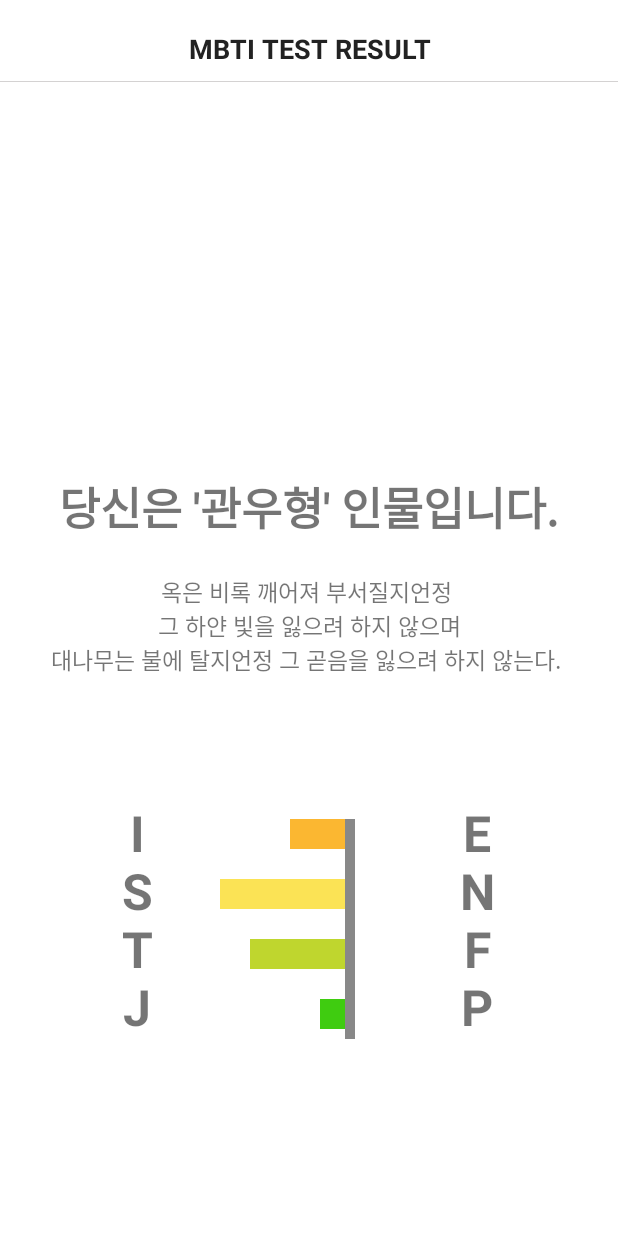
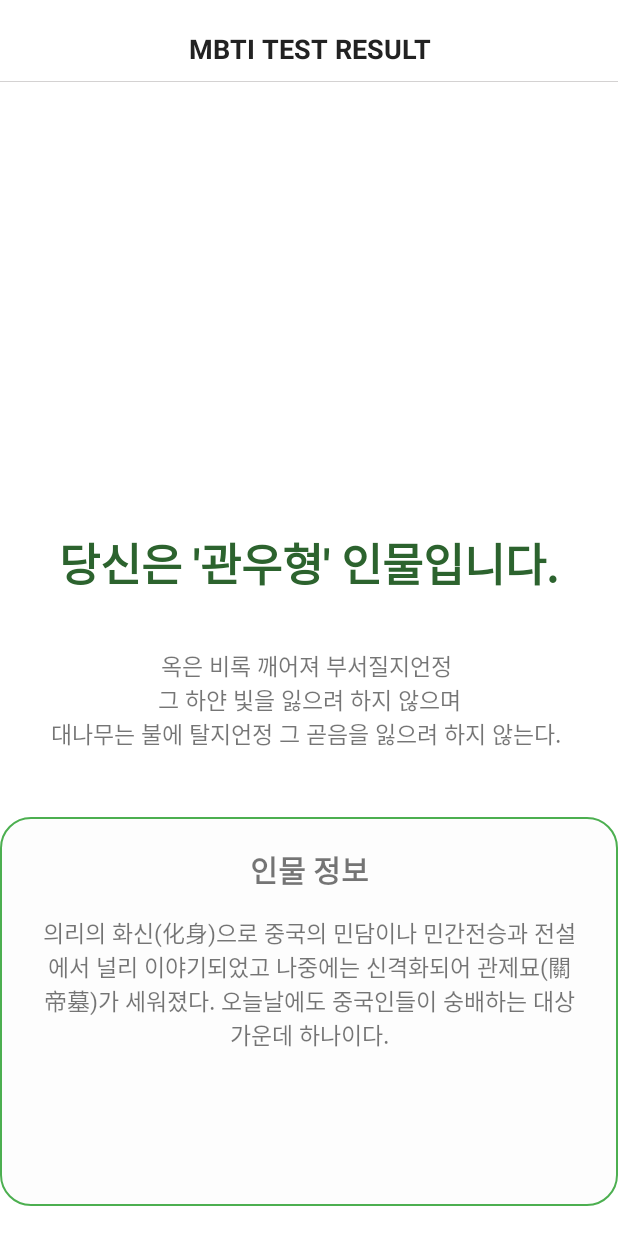
Before and after one commit to N0mercy00/TK_MBTI, an Android app: the ResultActiviy screen opened directly, with no data from a screen before it, on a phone screen of 412 x 824 dp. Run offline under Robolectric (Android 15) with nearby library versions, the phone set to English and light mode, and no system bars; pictures from the network do not load; 2 statements that could not run were skipped.

Commit message:
DELETE GRAPH

```diff
--- a/app/src/main/java/com/dongdong999/tk_mbti/ResultActiviy.kt
+++ b/app/src/main/java/com/dongdong999/tk_mbti/ResultActiviy.kt
@@ -47,70 +47,15 @@ class ResultActiviy : AppCompatActivity() {
             Glide.with(this)
                 .load("https://upload.wikimedia.org/wikipedia/commons/thumb/a/a7/Cao_Cao_Portrait_ROTK.jpg/209px-Cao_Cao_Portrait_ROTK.jpg")
                 .into(binding.ivResultImage)
-            binding.tvResultName.text="당신은 '조조형' 인물입니다."
-            binding.tvResultcontent.text ="'차라리 내가 천하를 등질지언정, 천하가 나를 등지게 하지는 않겠다.'\n'그 아이가 죽은건 내게 불행이지만 너희들에겐 오히려 행운이렸다'\n-아들 조충이 죽었을때 다른 아들들에게 말하며-"
+            binding.tvResultName.text=getString(R.string.ENFP_title)
+            binding.tvResultsay.text = getString(R.string.ENFP_say)
+            binding.tvResultsummary.text=getText(R.string.ENFP_content)
         }
 
-
-
-        val cunstomView = CustomView("",this)
-        binding.llChar.addView(cunstomView)
 
 
 
 
     }
-    class CustomView(text:String , context:Context, ): View(context){
-        override fun onDraw(canvas: Canvas?) {
 
-            //중앙 시작 x 좌표 180
-            //다음 그래프로 이동하려면 y60더해줄것
-
-            //그래프 두깨 y2= y1+30
-            //x길이 맥시멈은 좌로는 0 우로는 360
-
-            //ISTJ값은 각 값이 들어오면 X2=(100-해당값)*2
-
-            //ENFP 값은 각 값이 들어오면 x2= 220+(절대값 *2)
-
-
-
-            val yello = Paint()
-            yello.style=Paint.Style.FILL
-            yello.strokeWidth=10f
-            yello.color= resources.getColor(R.color.color1)
-            var IErect = Rect(180,20,120, 50)
-            canvas?.drawRect(IErect,yello)
-
-            val green = Paint()
-            green.style=Paint.Style.FILL
-            green.strokeWidth=10f
-            green.color= resources.getColor(R.color.color2)
-            var SNrect = Rect(180,80,50, 110)
-            canvas?.drawRect(SNrect,green)
-
-            val yello2 = Paint()
-            yello2.style=Paint.Style.FILL
-            yello2.strokeWidth=10f
-            yello2.color= resources.getColor(R.color.color3)
-            var TFrect = Rect(180,140,80, 170)
-            canvas?.drawRect(TFrect,yello2)
-
-            val green2 = Paint()
-            green2.style=Paint.Style.FILL
-            green2.strokeWidth=10f
-            green2.color= resources.getColor(R.color.color4)
-            var JPrect = Rect(180,200,150, 230)
-            canvas?.drawRect(JPrect,green2)
-
-            val black = Paint()
-            black.style=Paint.Style.STROKE
-            black.strokeWidth=10f
-            black.color= Color.GRAY
-            var rect = Rect(180,20,180, 240)
-            canvas?.drawRect(rect,black)
-
-
-        }
-    }
 }
--- a/app/src/main/res/layout/activity_result_activiy.xml
+++ b/app/src/main/res/layout/activity_result_activiy.xml
@@ -44,72 +44,56 @@
             android:layout_width="match_parent"
             android:layout_height="wrap_content"
             android:text="당신은 '관우형' 인물입니다."
+            android:textColor="#2C632E"
             android:textSize="30sp"
             android:textStyle="bold"
             android:gravity="center"/>
         <TextView
-            android:id="@+id/tv_resultcontent"
+            android:id="@+id/tv_resultsay"
             android:layout_width="match_parent"
             android:layout_height="match_parent"
             android:text="옥은 비록 깨어져 부서질지언정 \n그 하얀 빛을 잃으려 하지 않으며\n대나무는 불에 탈지언정 그 곧음을 잃으려 하지 않는다. "
             android:textSize="15sp"
+            android:padding="20dp"
             android:layout_marginTop="10dp"
             android:gravity="center"/>
 
     </LinearLayout>
 
+
     <LinearLayout
+        android:layout_marginTop="20dp"
         android:layout_width="match_parent"
         android:layout_height="0dp"
+        android:padding="20dp"
+        android:layout_marginBottom="20dp"
         android:layout_weight="3"
-        android:weightSum="10"
-        android:layout_margin="70dp"
-        android:orientation="horizontal">
+        android:background="@drawable/border_round_green"
+        android:orientation="vertical">
 
-        <LinearLayout
-            android:layout_width="wrap_content"
+        <TextView
+            android:layout_width="match_parent"
             android:layout_height="wrap_content"
-            android:orientation="vertical"
-            android:layout_weight="1"
-            >
-            <TextView
-                android:layout_width="wrap_content"
-                android:layout_height="match_parent"
-                android:text="I\nS\nT\nJ"
-                android:textSize="33sp"
-                android:textStyle="bold"
-                android:layout_gravity="center"
-                android:gravity="center"/>
-        </LinearLayout>
-<LinearLayout
-    android:id="@+id/ll_char"
-    android:layout_width="0dp"
-    android:layout_height="match_parent"
-    android:layout_weight="8"/>
-        <LinearLayout
-            android:layout_width="wrap_content"
+            android:text="인물 정보"
+            android:textSize="20sp"
+            android:textStyle="bold"
+            android:gravity="center"/>
+        <TextView
+            android:id="@+id/tv_resultsummary"
+            android:layout_width="match_parent"
             android:layout_height="wrap_content"
-            android:orientation="vertical"
-            android:layout_weight="1"
+            android:text="의리의 화신(化身)으로 중국의 민담이나 민간전승과 전설에서 널리 이야기되었고 나중에는 신격화되어 관제묘(關帝墓)가 세워졌다. 오늘날에도 중국인들이 숭배하는 대상 가운데 하나이다."
+            android:textSize="15sp"
+            android:padding="5dp"
+            android:layout_marginTop="10dp"
+            android:gravity="center"/>
 
-
-           >
-
-            <TextView
-                android:layout_width="wrap_content"
-                android:layout_height="match_parent"
-                android:gravity="center"
-                android:text="E\nN\nF\nP"
-                android:textSize="33sp"
-                android:layout_gravity="center"
-                android:textStyle="bold" />
-        </LinearLayout>
+    </LinearLayout>
 
 
 
 
 
-    </LinearLayout>
 
 
 
--- a/app/src/main/res/values/strings.xml
+++ b/app/src/main/res/values/strings.xml
@@ -16,5 +16,15 @@
     <string name="QuestionJP2">개인의 역량보다는 시스템적인 부분이 영향이 크다고 생각합니다.</string>
     <string name="QuestionJP3">판단은 신속해야 합니다.</string>
 
+    <string name="ENFP_title">당신은 "조조형" 인물입니다.</string>
+    <string name="ENFP_say">"차라리 내가 천하를 등질지언정\n 천하가 나를 등지게 하지는 않겠다."\n-寧敎我負天下人, 休敎天下人負我-</string>
+    <string name="ENFP_content">후한이 그 힘을 잃어가던 시기에 비상하고 탁월한 재능으로 두각을 드러내, 여러 제후를 연달아 격파하고 중국 대륙의 대부분을 통일하여, 위나라가 세워질 수 있는 기틀을 닦았다. 조조는 삼국지의 영웅들 가운데 패자(覇者)로 우뚝 솟은 초세지걸(超世之傑)이라는 평가와 후한을 멸망시킨 난세의 간웅(奸雄)이자 민간인과 포로를 무자비하게 학살한 폭군이라는 상반된 평가를 받는다.</string>
+
+    <string name="ISTP_title">당신은 "관우형" 인물입니다.</string>
+    <string name="ISTP_say">"옥은 비록 깨어져 부서질지언정 \n그 하얀 빛을 잃으려 하지 않으며\n대나무는 불에 탈지언정 그 곧음을 잃으려 하지 않는다."</string>
+    <string name="ISTP_content">의리의 화신(化身)으로 중국의 민담이나 민간전승과 전설에서 널리 이야기되었고 나중에는 신격화되어 관제묘(關帝墓)가 세워졌다. 오늘날에도 중국인들이 숭배하는 대상 가운데 하나이다.</string>
+
+
+
 
 </resources>
```
